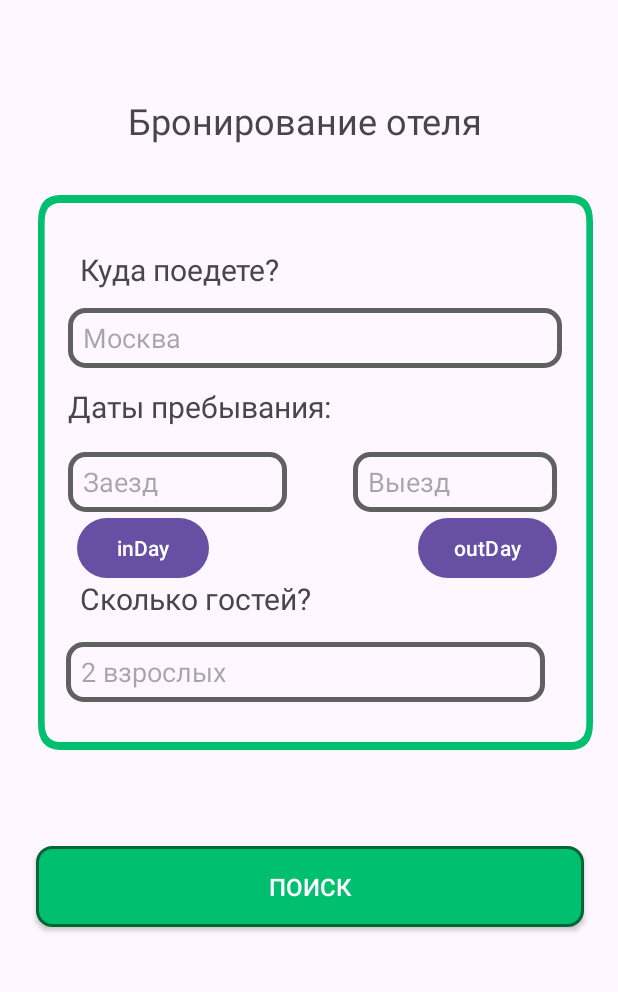
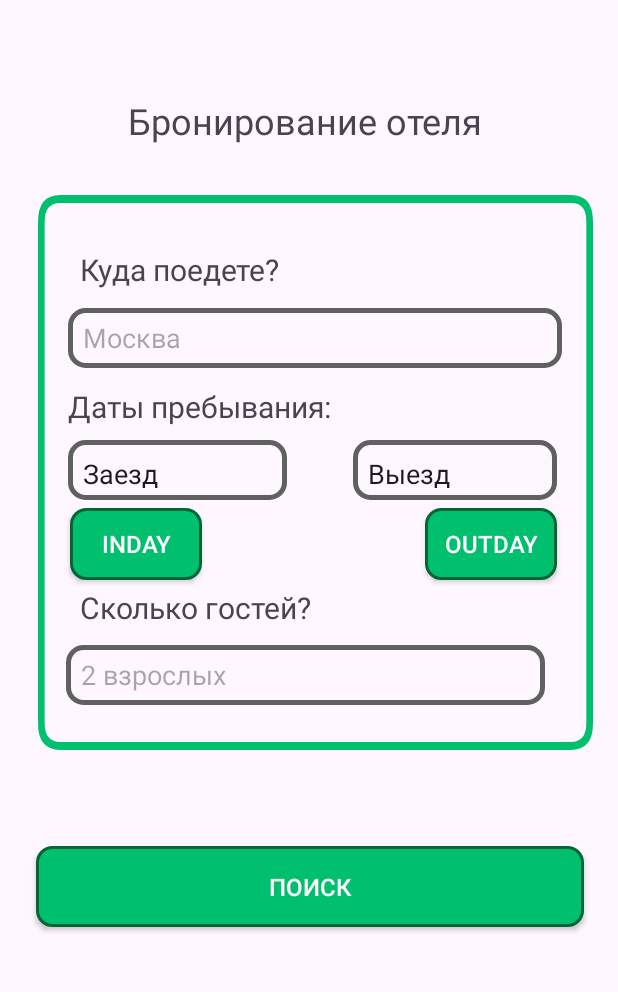
Before and after one commit to Kolpriks/Hotel_Booking, an Android app: the screen it shows after launch (MainActivity), on a phone screen of 412 x 824 dp, the part 126-1118 px from its top. Run offline under Robolectric (Android 15) with nearby library versions, the phone set to English and light mode, and no system bars.

Commit message:
Request form in final stage

```diff
--- a/app/src/main/java/com/example/hotelbooking/HotelsResults.java
+++ b/app/src/main/java/com/example/hotelbooking/HotelsResults.java
@@ -96,4 +96,8 @@ public class HotelsResults extends AppCompatActivity {
         Intent intent = new Intent(this, Profile.class);
         startActivity(intent);
     }
+
+    public void backOnClaiming(View view) {
+        finish();
+    }
 }
--- a/app/src/main/java/com/example/hotelbooking/MainActivity.java
+++ b/app/src/main/java/com/example/hotelbooking/MainActivity.java
@@ -13,6 +13,7 @@ import android.view.View;
 import android.widget.Button;
 import android.widget.DatePicker;
 import android.widget.EditText;
+import android.widget.TextView;
 import android.widget.Toast;
 
 import androidx.appcompat.app.AppCompatActivity;
@@ -27,12 +28,6 @@ public class MainActivity extends AppCompatActivity {
     protected void onCreate(Bundle savedInstanceState) {
         super.onCreate(savedInstanceState);
         setContentView(R.layout.activity_main);
-        try {
-            DbHelper dbHelper = new DbHelper(this);
-            dbInit(dbHelper);
-        } catch (SQLiteException e) {
-            Log.e("MainActivity.onCreate", "Error whith opening db whith error: " + e);
-        }
 
         Button buttonInDate = findViewById(R.id.buttonInDay);
         Button buttonOutDate = findViewById(R.id.buttnOutDay);
@@ -53,7 +48,8 @@ public class MainActivity extends AppCompatActivity {
     }
 
     // Maybe put in some "presets" class
-    public void dbInit(DbHelper dbHelper) {
+    public void dbInit() {
+        DbHelper dbHelper = new DbHelper(this);
         new Thread(new Runnable() {
             @Override
             public void run() {
@@ -108,12 +104,9 @@ public class MainActivity extends AppCompatActivity {
     }
 
 
-    // TODO: datatype: yyyy-mm-dd and transfer data into seconds/miliseconds
     public void getInfo(View view){
         int places = 1;
         String city = ((EditText) findViewById(R.id.editTextCity)).getText().toString();
-        String arrive = ((EditText) findViewById(R.id.editTextArrive)).getText().toString();
-        String departure = ((EditText) findViewById(R.id.editTextDeparture)).getText().toString();
         String guests = ((EditText) findViewById(R.id.editTextGuests)).getText().toString();
 
         Log.v("MainActivity.getInfo", "|" + guests + "|");
@@ -162,7 +155,7 @@ public class MainActivity extends AppCompatActivity {
         DatePickerDialog datePickerDialog = new DatePickerDialog(this, new DatePickerDialog.OnDateSetListener() {
             @Override
             public void onDateSet(DatePicker view, int year, int month, int dayOfMonth) {
-                EditText editText = findViewById(R.id.editTextArrive);
+                TextView editText = findViewById(R.id.TextArrive);
                 editText.setText(year + "." + month + "." + dayOfMonth);
                 SharedPreferences prefs = getSharedPreferences("inDay", MODE_PRIVATE);
                 SharedPreferences.Editor editor = prefs.edit();
@@ -184,7 +177,7 @@ public class MainActivity extends AppCompatActivity {
         DatePickerDialog datePickerDialog = new DatePickerDialog(this, new DatePickerDialog.OnDateSetListener() {
             @Override
             public void onDateSet(DatePicker view, int year, int month, int dayOfMonth) {
-                EditText editText = findViewById(R.id.editTextDeparture);
+                TextView editText = findViewById(R.id.TextDeparture);
                 editText.setText(year + "." + month + "." + dayOfMonth);
                 SharedPreferences prefs = getSharedPreferences("outDay", MODE_PRIVATE);
                 SharedPreferences.Editor editor = prefs.edit();
--- a/app/src/main/res/layout/activity_hotels_results.xml
+++ b/app/src/main/res/layout/activity_hotels_results.xml
@@ -20,6 +20,7 @@
         android:layout_width="123dp"
         android:layout_height="62dp"
         android:layout_marginTop="12dp"
+        android:onClick="backOnClaiming"
         android:text="Hotel- Booking!"
         android:textColor="#FDFDFD"
         android:textSize="24dp"
--- a/app/src/main/res/layout/activity_main.xml
+++ b/app/src/main/res/layout/activity_main.xml
@@ -21,6 +21,7 @@
         android:layout_width="123dp"
         android:layout_height="62dp"
         android:layout_marginTop="12dp"
+        android:onClick="backOnClaiming"
         android:text="Hotel- Booking!"
         android:textColor="#FDFDFD"
         android:textSize="24dp"
@@ -76,26 +77,25 @@
         app:layout_constraintStart_toStartOf="@+id/imageView4"
         app:layout_constraintTop_toTopOf="@+id/imageView4" />
 
-    <EditText
-        android:id="@+id/editTextArrive"
+    <TextView
+        android:id="@+id/TextArrive"
         style="@style/CustomEditTextStyle"
         android:layout_width="146dp"
         android:layout_height="40dp"
         android:layout_marginStart="20dp"
-        android:layout_marginTop="108dp"
-
-        android:hint="Заезд"
+        android:layout_marginTop="100dp"
+        android:text="Заезд"
         app:layout_constraintStart_toStartOf="@+id/imageView4"
         app:layout_constraintTop_toBottomOf="@+id/textView4" />
 
-    <EditText
-        android:id="@+id/editTextDeparture"
+    <TextView
+        android:id="@+id/TextDeparture"
         style="@style/CustomEditTextStyle"
         android:layout_width="136dp"
         android:layout_height="40dp"
-        android:layout_marginTop="108dp"
+        android:layout_marginTop="100dp"
         android:layout_marginEnd="24dp"
-        android:hint="Выезд"
+        android:text="Выезд"
         app:layout_constraintEnd_toEndOf="@+id/imageView4"
         app:layout_constraintTop_toBottomOf="@+id/textView4" />
 
@@ -105,7 +105,7 @@
         android:layout_width="319dp"
         android:layout_height="40dp"
         android:layout_marginEnd="32dp"
-        android:layout_marginBottom="32dp"
+        android:layout_marginBottom="30dp"
         android:hint="2 взрослых"
         app:layout_constraintBottom_toBottomOf="@+id/imageView4"
         app:layout_constraintEnd_toEndOf="@+id/imageView4" />
@@ -137,7 +137,7 @@
         android:layout_width="168dp"
         android:layout_height="31dp"
         android:layout_marginStart="28dp"
-        android:layout_marginTop="255dp"
+        android:layout_marginTop="261dp"
         android:text="Сколько гостей?"
         android:textSize="20sp"
         app:layout_constraintStart_toStartOf="@+id/imageView4"
@@ -155,23 +155,27 @@
         app:layout_constraintStart_toStartOf="parent"
         app:layout_constraintTop_toBottomOf="@+id/imageView4" />
 
-    <Button
+    <androidx.appcompat.widget.AppCompatButton
+        style="@style/CustomButtonStyle"
         android:id="@+id/buttonInDay"
         android:layout_width="wrap_content"
         android:layout_height="wrap_content"
-        android:layout_marginStart="26dp"
+        android:layout_marginStart="21dp"
+        android:layout_marginTop="5dp"
         android:text="inDay"
         app:layout_constraintStart_toStartOf="@+id/imageView4"
-        app:layout_constraintTop_toBottomOf="@+id/editTextArrive" />
+        app:layout_constraintTop_toBottomOf="@+id/TextArrive" />
 
-    <Button
+    <androidx.appcompat.widget.AppCompatButton
+        style="@style/CustomButtonStyle"
         android:id="@+id/buttnOutDay"
         android:layout_width="wrap_content"
         android:layout_height="wrap_content"
         android:layout_marginEnd="24dp"
+        android:layout_marginTop="5dp"
         android:text="outDay"
         app:layout_constraintEnd_toEndOf="@+id/imageView4"
-        app:layout_constraintTop_toBottomOf="@+id/editTextDeparture" />
+        app:layout_constraintTop_toBottomOf="@+id/TextDeparture" />
 
 
 </androidx.constraintlayout.widget.ConstraintLayout>
```
